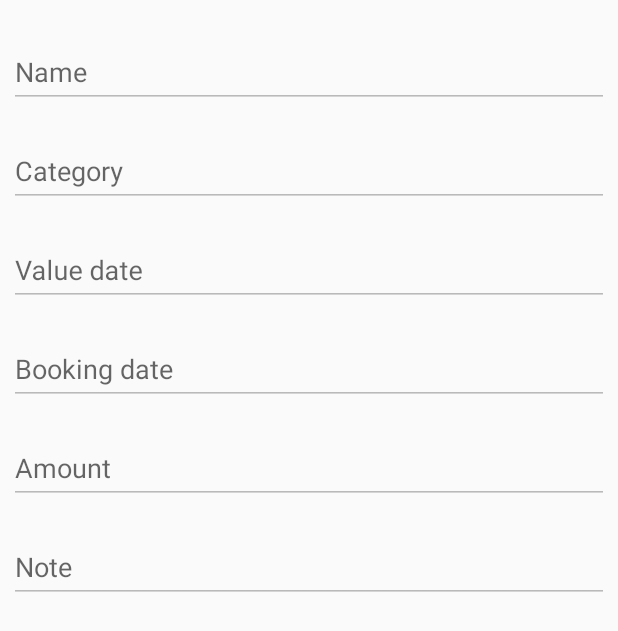
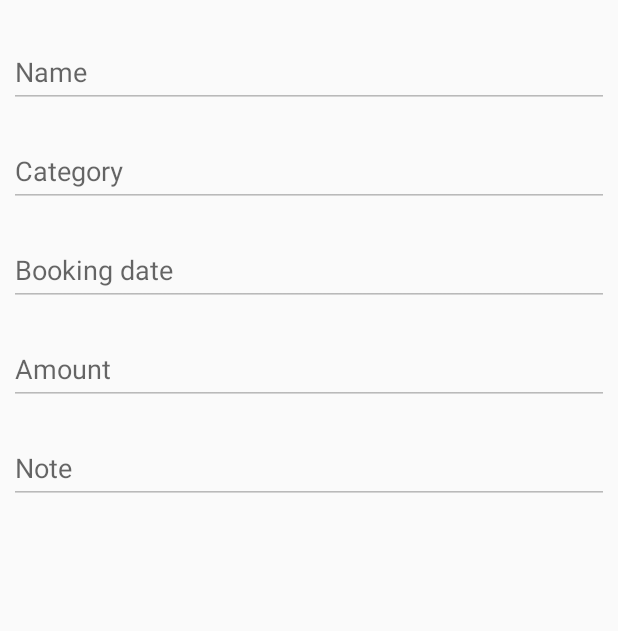
Before and after one commit to bnangue/TimeMe, an Android app: the layout confirmation_layout_create_finance_record.xml on its own in the app's theme, with its tools: preview values and no code run, on a phone screen of 412 x 824 dp. Shown: the top 631 px of the screen. Run offline under Robolectric (Android 15) with nearby library versions, the phone set to English and light mode, and no system bars.

Commit message:
sorting to fixe

```diff
--- a/app/src/main/java/com/app/bricenangue/timeme/CreateFinanceRecordsActivity.java
+++ b/app/src/main/java/com/app/bricenangue/timeme/CreateFinanceRecordsActivity.java
@@ -121,14 +121,12 @@ public class CreateFinanceRecordsActivity extends AppCompatActivity implements V
         alertDialog.setView(convertView);
         alertDialog.setTitle(getString(R.string.activity_create_finance_record_dialog_title));
         EditText editTextName=(EditText)convertView.findViewById(R.id.editText_View_Finance_records_details_NAme_confirm_record) ;
-        EditText editTextValueDate=(EditText)convertView.findViewById(R.id._editText_View_Finance_records_details_VAlue_DAte_confirm_record) ;
         EditText editTextBookingDate=(EditText)convertView.findViewById(R.id.editText_View_Finance_records_details_Booking_Date_confirm_record) ;
         EditText editTextAmount=(EditText)convertView.findViewById(R.id.editText_View_Finance_records_details_Amount_confirm_record) ;
         EditText editTextCategory=(EditText)convertView.findViewById(R.id.editText_View_Finance_records_Categoriy_confirm_record) ;
         EditText   editTextNote=(EditText)convertView.findViewById(R.id.editText_View_Finance_records_note_confirm_record) ;
 
         editTextName.setText(recordName);
-        editTextValueDate.setText(recordName);
         editTextBookingDate.setText(bookingDate);
         editTextAmount.setText(recordAmount);
         editTextCategory.setText(recordCategory);
--- a/app/src/main/res/layout/confirmation_layout_create_finance_record.xml
+++ b/app/src/main/res/layout/confirmation_layout_create_finance_record.xml
@@ -53,31 +53,12 @@
                 android:id="@+id/editText_View_Finance_records_Categoriy_confirm_record"
                 />
         </android.support.design.widget.TextInputLayout>
+
         <android.support.design.widget.TextInputLayout
             android:layout_width="match_parent"
             android:layout_height="wrap_content"
             android:layout_marginTop="10dp"
             android:layout_below="@+id/editText_View_Finance_records_details_Category_layout"
-            android:id="@+id/editText_View_Finance_records_details_Value_DAte_layout"
-            android:layout_gravity="bottom"
-            >
-
-            <EditText
-                android:enabled="false"
-
-                android:layout_width="match_parent"
-                android:layout_height="wrap_content"
-                android:inputType="text"
-                android:ems="10"
-                android:hint="@string/text_View_Finance_records_details_VAlue_DAte"
-                android:id="@+id/_editText_View_Finance_records_details_VAlue_DAte_confirm_record"
-                />
-        </android.support.design.widget.TextInputLayout>
-        <android.support.design.widget.TextInputLayout
-            android:layout_width="match_parent"
-            android:layout_height="wrap_content"
-            android:layout_marginTop="10dp"
-            android:layout_below="@+id/editText_View_Finance_records_details_Value_DAte_layout"
 
             android:id="@+id/editText_View_Finance_records_details_Booking_Date_layout"
             android:layout_gravity="bottom"
@@ -85,6 +66,7 @@
 
             <EditText
                 android:enabled="false"
+
 
                 android:layout_width="match_parent"
                 android:layout_height="wrap_content"
```
Also changed, not shown: app/src/main/java/com/app/bricenangue/timeme/AddItemToListActivity.java (+13 -13 lines).
